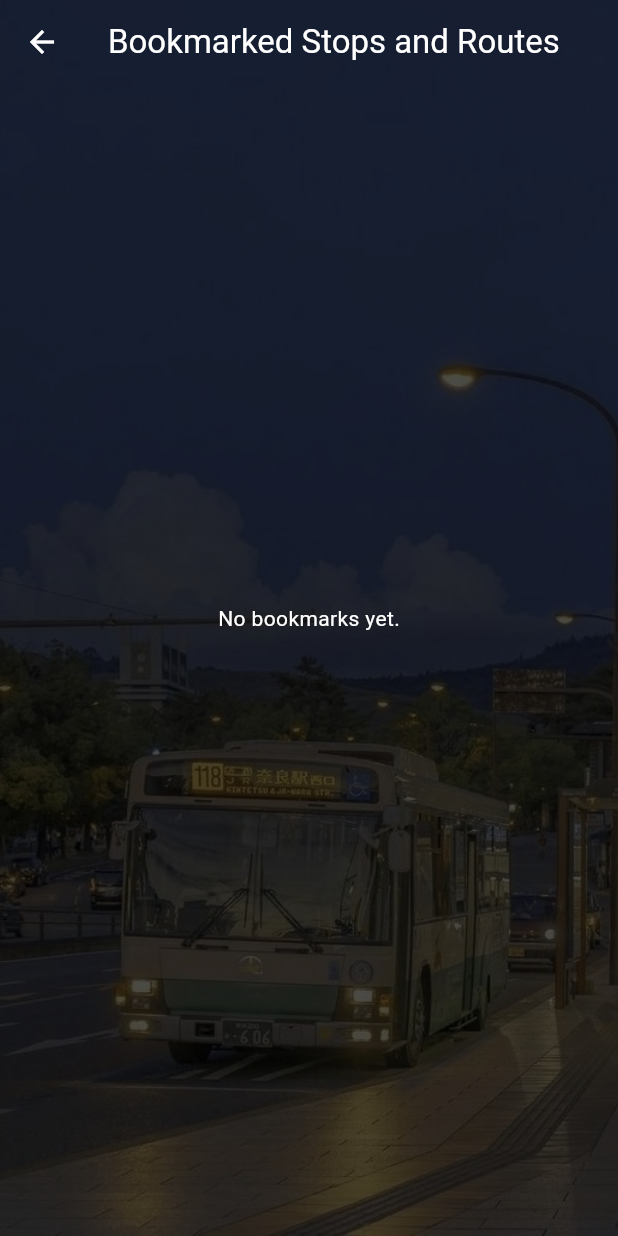
After one commit to weebslayer123/sgtransport, a Flutter app: the screen it shows once a user with an empty profile is signed in, item 2 of the bottom bar chosen, after a tap on the "bookmark" icon, on a phone screen of 412 x 824 dp. The commit adds this screen. Run offline on Flutter 3.47's test engine with Material 3 defaults, Android fonts, the light colour scheme and no system bars; our stand-ins replace cloud_firestore, firebase_auth, firebase_core, flutter_typeahead, geolocator, mask_text_input_formatter and 1 more; missing offline and left inert: firebase_ui_auth; accounts and stored records are empty; network calls fail.

Commit message:
PJ bus bookmark

```diff
--- /dev/null
+++ b/lib/screens/bus_bookmark.dart
@@ -0,0 +1,102 @@
+import 'package:flutter/material.dart';
+
+class BusBookmarkScreen extends StatelessWidget {
+  final List<String> bookmarkedBusStops;
+  final List<String> bookmarkedBusNumbers;
+
+  const BusBookmarkScreen({
+    Key? key,
+    required this.bookmarkedBusStops,
+    required this.bookmarkedBusNumbers,
+  }) : super(key: key);
+
+  @override
+  Widget build(BuildContext context) {
+    return Scaffold(
+      extendBodyBehindAppBar: true,
+      appBar: AppBar(
+        title: Text('Bookmarked Stops and Routes',
+            style: TextStyle(color: Colors.white)),
+        backgroundColor: Colors.transparent,
+        elevation: 0,
+        iconTheme: IconThemeData(
+          color: Colors.white, // Change the back arrow color to white
+        ),
+      ),
+      body: Stack(
+        children: [
+          Container(
+            decoration: BoxDecoration(
+              image: DecorationImage(
+                image: AssetImage('images/City Bus Aesthetic.jpeg'),
+                fit: BoxFit.cover,
+              ),
+            ),
+          ),
+          Container(
+            color: Colors.black.withOpacity(0.7), // Dark overlay
+          ),
+          bookmarkedBusStops.isEmpty && bookmarkedBusNumbers.isEmpty
+              ? Center(
+                  child: Text(
+                    'No bookmarks yet.',
+                    style: TextStyle(color: Colors.white),
+                  ),
+                )
+              : ListView(
+                  children: [
+                    if (bookmarkedBusStops.isNotEmpty) ...[
+                      ListTile(
+                        title: Text('Bookmarked Bus Stops',
+                            style: TextStyle(
+                                color: Colors.white,
+                                fontSize: 18,
+                                fontWeight: FontWeight.bold)),
+                      ),
+                      ...bookmarkedBusStops.map((busStopCode) {
+                        return ListTile(
+                          title: Text(
+                            busStopCode,
+                            style: TextStyle(color: Colors.white),
+                          ),
+                          trailing: IconButton(
+                            icon: Icon(Icons.bookmark, color: Colors.yellow),
+                            onPressed: () {
+                              // Optionally implement unbookmarking logic here if needed
+                            },
+                          ),
+                          tileColor: Colors.black,
+                        );
+                      }).toList(),
+                    ],
+                    if (bookmarkedBusNumbers.isNotEmpty) ...[
+                      ListTile(
+                        title: Text('Bookmarked Bus Numbers',
+                            style: TextStyle(
+                                color: Colors.white,
+                                fontSize: 18,
+                                fontWeight: FontWeight.bold)),
+                      ),
+                      ...bookmarkedBusNumbers.map((busNumber) {
+                        return ListTile(
+                          title: Text(
+                            busNumber,
+                            style: TextStyle(color: Colors.white),
+                          ),
+                          trailing: IconButton(
+                            icon: Icon(Icons.bookmark, color: Colors.yellow),
+                            onPressed: () {
+                              // Optionally implement unbookmarking logic here if needed
+                            },
+                          ),
+                          tileColor: Colors.black,
+                        );
+                      }).toList(),
+                    ],
+                  ],
+                ),
+        ],
+      ),
+    );
+  }
+}
--- a/lib/screens/bus_screen.dart
+++ b/lib/screens/bus_screen.dart
@@ -7,6 +7,8 @@ import '../models/bus_arrival.dart';
 import '../models/bus_stop.dart';
 import '../widgets/navigation_bar.dart';
 import 'bus_route_screen.dart';
+import 'bus_bookmark.dart';
+import 'package:shared_preferences/shared_preferences.dart';
 
 class BusScreen extends StatefulWidget {
   const BusScreen({super.key});
@@ -22,11 +24,14 @@ class _BusScreenState extends State<BusScreen> {
   bool _isLoadingArrivals = false;
   TextEditingController _searchController = TextEditingController();
   final FirebaseAuth auth = FirebaseAuth.instance; // Define the auth object
+  List<String> _bookmarkedBusStops = [];
+  List<String> _bookmarkedBusNumbers = [];
 
   @override
   void initState() {
     super.initState();
     _fetchAllBusStops();
+    _loadBookmarks();
   }
 
   Future<void> _fetchAllBusStops() async {
@@ -191,6 +196,50 @@ class _BusScreenState extends State<BusScreen> {
     }
   }
 
+  Future<void> _loadBookmarks() async {
+    SharedPreferences prefs = await SharedPreferences.getInstance();
+    setState(() {
+      _bookmarkedBusStops = prefs.getStringList('bookmarkedBusStops') ?? [];
+      _bookmarkedBusNumbers = prefs.getStringList('bookmarkedBusNumbers') ?? [];
+    });
+  }
+
+  Future<void> _saveBookmarks() async {
+    SharedPreferences prefs = await SharedPreferences.getInstance();
+    await prefs.setStringList('bookmarkedBusStops', _bookmarkedBusStops);
+    await prefs.setStringList('bookmarkedBusNumbers', _bookmarkedBusNumbers);
+  }
+
+  void _toggleBusStopBookmark(BusStop busStop) {
+    setState(() {
+      if (_bookmarkedBusStops.contains(busStop.busStopCode)) {
+        _bookmarkedBusStops.remove(busStop.busStopCode);
+      } else {
+        _bookmarkedBusStops.add(busStop.busStopCode);
+      }
+    });
+    _saveBookmarks();
+  }
+
+  void _toggleBusNumberBookmark(String busNumber) {
+    setState(() {
+      if (_bookmarkedBusNumbers.contains(busNumber)) {
+        _bookmarkedBusNumbers.remove(busNumber);
+      } else {
+        _bookmarkedBusNumbers.add(busNumber);
+      }
+    });
+    _saveBookmarks();
+  }
+
+  bool _isBusStopBookmarked(BusStop busStop) {
+    return _bookmarkedBusStops.contains(busStop.busStopCode);
+  }
+
+  bool _isBusNumberBookmarked(String busNumber) {
+    return _bookmarkedBusNumbers.contains(busNumber);
+  }
+
   @override
   Widget build(BuildContext context) {
     return GestureDetector(
@@ -205,6 +254,20 @@ class _BusScreenState extends State<BusScreen> {
           backgroundColor: Colors.transparent,
           elevation: 0,
           actions: [
+            IconButton(
+              icon: const Icon(Icons.bookmark),
+              onPressed: () {
+                Navigator.push(
+                  context,
+                  MaterialPageRoute(
+                    builder: (context) => BusBookmarkScreen(
+                      bookmarkedBusStops: _bookmarkedBusStops,
+                      bookmarkedBusNumbers: _bookmarkedBusNumbers,
+                    ),
+                  ),
+                );
+              },
+            ),
             IconButton(
               onPressed: () {
                 auth.signOut();
@@ -312,19 +375,31 @@ class _BusScreenState extends State<BusScreen> {
                       child: Column(
                         crossAxisAlignment: CrossAxisAlignment.start,
                         children: [
-                          Container(
-                            child: Text(
-                              '${_selectedBusStop!.busStopCode} - ${_selectedBusStop!.description}',
-                              style:
-                                  TextStyle(color: Colors.white, fontSize: 16),
-                            ),
+                          Row(
+                            mainAxisAlignment: MainAxisAlignment.spaceBetween,
+                            children: [
+                              Text(
+                                '${_selectedBusStop!.busStopCode} - ${_selectedBusStop!.description}',
+                                style: TextStyle(
+                                    color: Colors.white, fontSize: 16),
+                              ),
+                              IconButton(
+                                icon: Icon(
+                                  _isBusStopBookmarked(_selectedBusStop!)
+                                      ? Icons.bookmark
+                                      : Icons.bookmark_border,
+                                  color: Colors.white,
+                                ),
+                                onPressed: () {
+                                  _toggleBusStopBookmark(_selectedBusStop!);
+                                },
+                              ),
+                            ],
                           ),
-                          Container(
-                            child: Text(
-                              _selectedBusStop!.roadName,
-                              style: TextStyle(
-                                  color: Colors.white70, fontSize: 14),
-                            ),
+                          Text(
+                            _selectedBusStop!.roadName,
+                            style:
+                                TextStyle(color: Colors.white70, fontSize: 14),
                           ),
                         ],
                       ),
@@ -343,8 +418,8 @@ class _BusScreenState extends State<BusScreen> {
                         BusArrival arrival = _busArrivals[index];
                         return Container(
                           decoration: BoxDecoration(
-                            color: Colors.grey
-                                .withOpacity(0), // Translucent grey background
+                            color: Colors.grey.withOpacity(
+                                0.3), // Translucent grey background
                             borderRadius: BorderRadius.circular(8.0),
                           ),
                           margin: const EdgeInsets.symmetric(vertical: 4.0),
@@ -353,13 +428,30 @@ class _BusScreenState extends State<BusScreen> {
                             child: Column(
                               mainAxisAlignment: MainAxisAlignment.center,
                               children: [
-                                Row(
-                                  mainAxisAlignment: MainAxisAlignment.center,
+                                Stack(
                                   children: [
-                                    Text(
-                                      arrival.serviceNo,
-                                      style: TextStyle(
-                                          fontSize: 20, color: Colors.purple),
+                                    Center(
+                                      child: Text(
+                                        arrival.serviceNo,
+                                        style: TextStyle(
+                                            fontSize: 20, color: Colors.purple),
+                                      ),
+                                    ),
+                                    Positioned(
+                                      right: 0,
+                                      child: IconButton(
+                                        icon: Icon(
+                                          _isBusNumberBookmarked(
+                                                  arrival.serviceNo)
+                                              ? Icons.bookmark
+                                              : Icons.bookmark_border,
+                                          color: Colors.white,
+                                        ),
+                                        onPressed: () {
+                                          _toggleBusNumberBookmark(
+                                              arrival.serviceNo);
+                                        },
+                                      ),
                                     ),
                                   ],
                                 ),
```
